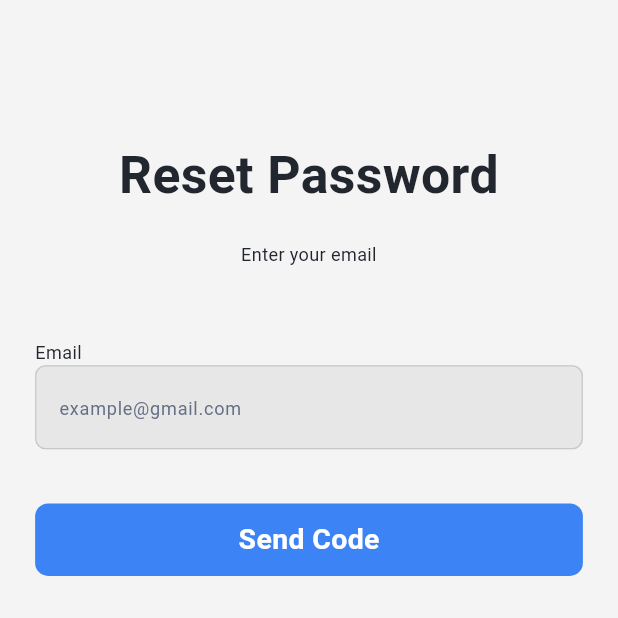
After one commit to Smart-Medc/Smart-Medi-Flutter, a Flutter app: the screen it shows after launch, after a tap on "Forget Password?", on a phone screen of 412 x 824 dp, the top half of it. The commit adds this screen. Run offline on Flutter 3.47's test engine with Material 3 defaults, Android fonts, the phone set to English and light mode, and no system bars; our stand-ins replace flutter_screenutil, go_router.

Commit message:
complete forget password view

```diff
--- a/lib/core/routing/app_router.dart
+++ b/lib/core/routing/app_router.dart
@@ -1,5 +1,6 @@
 import 'package:go_router/go_router.dart';
 import 'package:smart_medi/core/routing/app_routes.dart';
+import 'package:smart_medi/features/auth/presentation/view/forget_password_view.dart';
 import 'package:smart_medi/features/auth/presentation/view/login_view.dart';
 import 'package:smart_medi/features/auth/presentation/view/otp_verification_view.dart';
 import 'package:smart_medi/features/auth/presentation/view/sign_up_view.dart';
@@ -12,6 +13,7 @@ abstract class AppRouter {
       GoRoute(path: AppRoutes.loginView, builder: (context, state) => const LoginView()),
       GoRoute(path: AppRoutes.signUpView, builder: (context, state) => const SignUpView()),
       GoRoute(path: AppRoutes.otpVerificationView, builder: (context, state) => const OtpVerificationView()),
+      GoRoute(path: AppRoutes.forgetPasswordView, builder: (context, state) => const ForgetPasswordView()),
       // GoRoute(
       //     path: AppRoutes.onboardingView,
       //     builder: (context, state) => const OnboardingView()),
--- /dev/null
+++ b/lib/features/auth/presentation/view/forget_password_view.dart
@@ -0,0 +1,10 @@
+import 'package:flutter/material.dart';
+import 'package:smart_medi/features/auth/presentation/view/widgets/forget_password_wigets/forget_password_body.dart';
+class ForgetPasswordView extends StatelessWidget {
+  const ForgetPasswordView({super.key});
+
+  @override
+  Widget build(BuildContext context) {
+    return const SafeArea(child: Scaffold(body: ForgetPasswordBody(),));
+  }
+}
--- /dev/null
+++ b/lib/features/auth/presentation/view/widgets/forget_password_wigets/forget_password_body.dart
@@ -0,0 +1,22 @@
+import 'package:flutter/material.dart';
+import 'package:flutter_screenutil/flutter_screenutil.dart';
+import 'package:smart_medi/features/auth/presentation/view/widgets/auth_header.dart';
+import 'package:smart_medi/features/auth/presentation/view/widgets/forget_password_wigets/forget_password_field.dart';
+class ForgetPasswordBody extends StatelessWidget {
+  const ForgetPasswordBody({super.key});
+
+  @override
+  Widget build(BuildContext context) {
+    return Padding(
+      padding:  EdgeInsets.all(25.0.w),
+      child: Column(
+        children: [
+          80.verticalSpace,
+          const AuthHeader(title: 'Reset Password', subTitle: 'Enter your email'),
+          56.verticalSpace,
+          const ForgetPasswordField(),
+        ],
+      ),
+    );
+  }
+}
--- /dev/null
+++ b/lib/features/auth/presentation/view/widgets/forget_password_wigets/forget_password_field.dart
@@ -0,0 +1,33 @@
+import 'package:flutter/material.dart';
+import 'package:flutter_screenutil/flutter_screenutil.dart';
+import 'package:smart_medi/core/helpers/validator.dart';
+import 'package:smart_medi/core/widgets/custom_button.dart';
+import 'package:smart_medi/core/widgets/custom_text_form_field.dart';
+import 'package:smart_medi/features/auth/presentation/view/widgets/auth_field_title.dart';
+class ForgetPasswordField extends StatefulWidget {
+  const ForgetPasswordField({super.key});
+
+  @override
+  State<ForgetPasswordField> createState() => _ForgetPasswordFieldState();
+}
+
+class _ForgetPasswordFieldState extends State<ForgetPasswordField> {
+  final TextEditingController _emailController = TextEditingController();
+  @override
+  void dispose() {
+    _emailController.dispose();
+    super.dispose();
+  }
+  @override
+  Widget build(BuildContext context) {
+    return Column(
+      crossAxisAlignment: CrossAxisAlignment.start,
+      children: [
+        authFieldTitle('Email'),
+        CustomTextFormField(hintText: 'example@gmail.com', controller: _emailController,validator: Validator.emailValidator,),
+        42.verticalSpace,
+        const CustomButton(text: 'Send Code'),
+      ],
+    );
+  }
+}
--- a/lib/features/auth/presentation/view/widgets/login_widgets/login_fields.dart
+++ b/lib/features/auth/presentation/view/widgets/login_widgets/login_fields.dart
@@ -53,9 +53,14 @@ class _LoginFieldsState extends State<LoginFields> {
           12.verticalSpace,
           Align(
             alignment: Alignment.centerRight,
-            child: Text(
-              'Forget Password?',
-              style: AppStyles.textStyle16W400Black,
+            child: InkWell(
+              onTap: (){
+                GoRouter.of(context).push(AppRoutes.forgetPasswordView);
+              },
+              child: Text(
+                'Forget Password?',
+                style: AppStyles.textStyle16W400Black,
+              ),
             ),
           ),
           48.verticalSpace,
```
Also changed, not shown: lib/features/auth/presentation/view/forget_password.dart (deleted).
